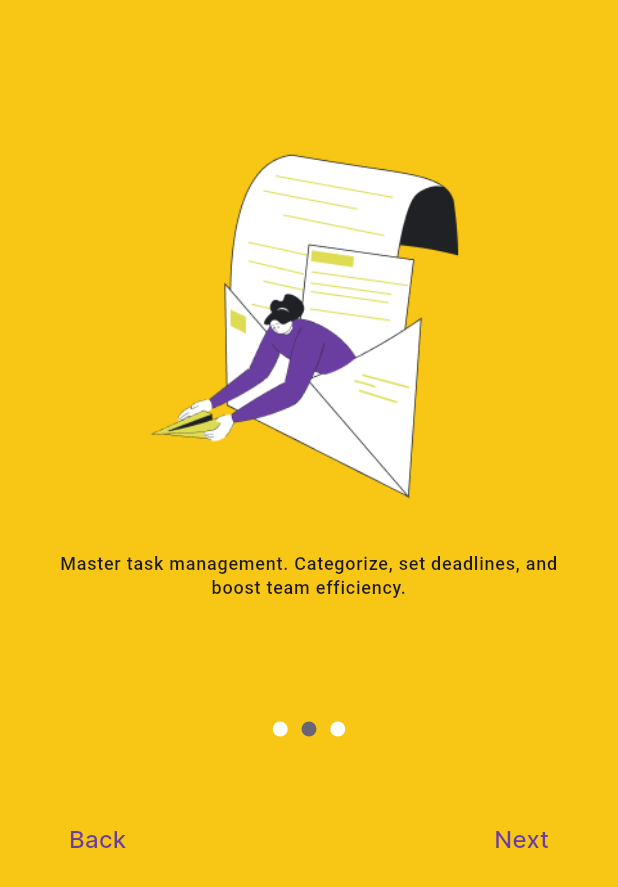
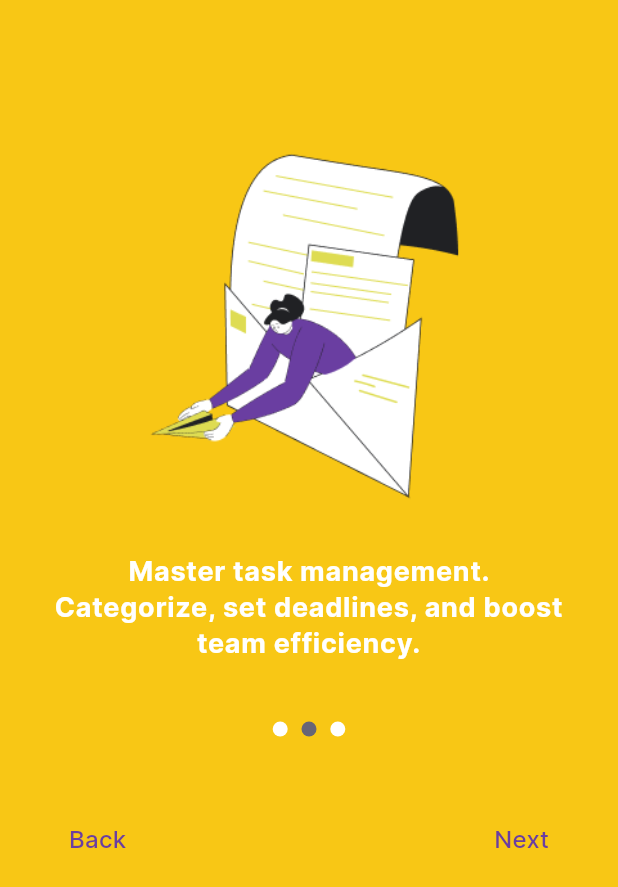
Before and after one commit to Tram2405/practice_flutter, a Flutter app: the screen it shows after launch, after a tap on "Next", on a phone screen of 412 x 824 dp. Shown: the top 887 px of the screen. Run offline on Flutter 3.47's test engine with Material 3 defaults, Android fonts, the light colour scheme and no system bars; our stand-ins replace cloud_firestore, firebase_auth, firebase_core, flutter_svg, get, shared_preferences and 1 more; accounts and stored records are empty.

Commit message:
fix: handle conflict

```diff
--- a/task_manager_flutter/lib/resources/tm_text_style.dart
+++ b/task_manager_flutter/lib/resources/tm_text_style.dart
@@ -62,4 +62,9 @@ class TMTextStyle {
     fontSize: 14.0,
     fontFamily: FontFamily.interBold,
   );
+  static TextStyle textOnboarding = primaryTextStyle(
+    fontSize: 18.0,
+    fontFamily: FontFamily.interBold,
+    textColor: TMColor.onSecondary,
+  );
 }
```
